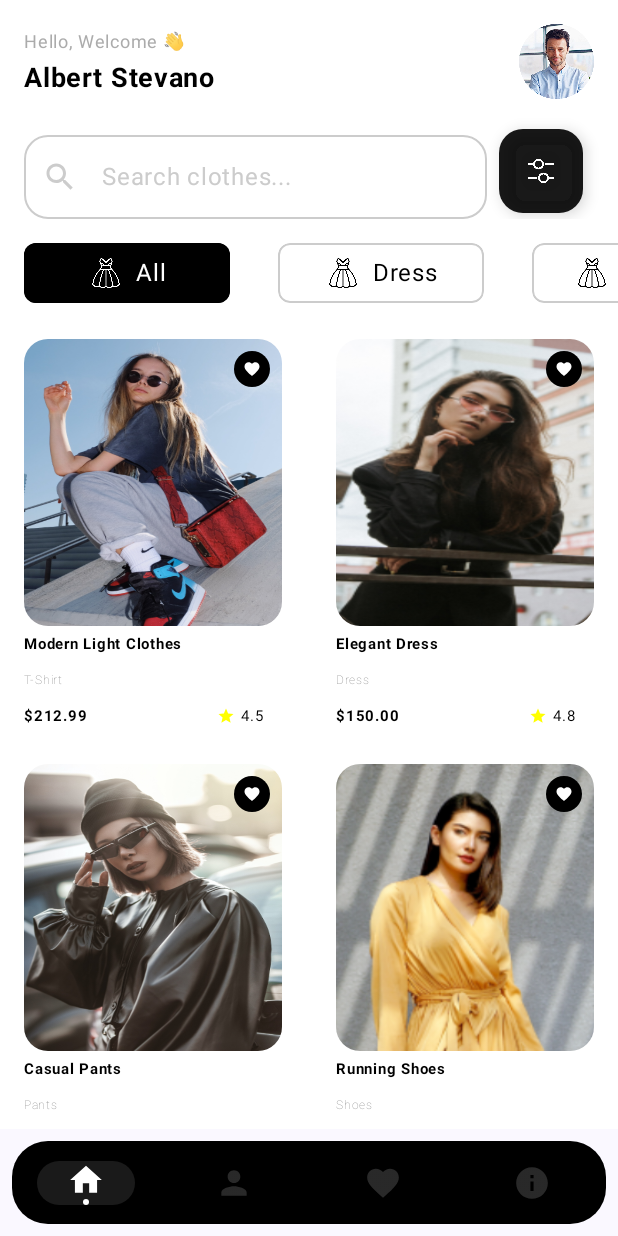
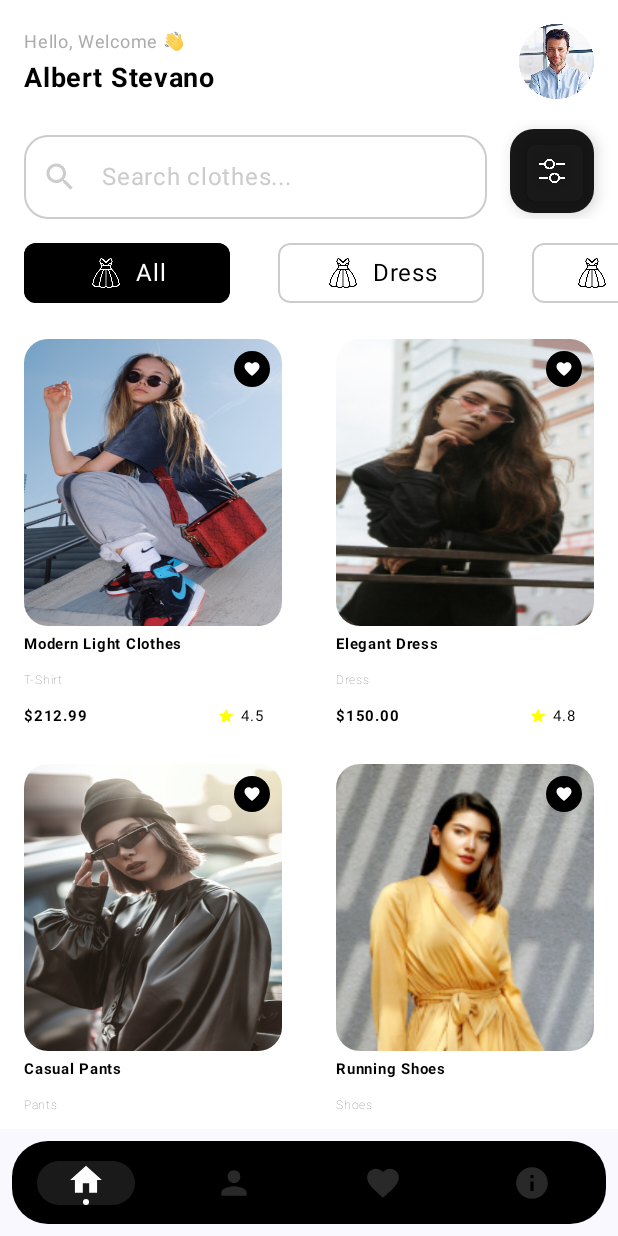
Before and after one commit to huseyinozkoc/Fashionly, an Android app built with Jetpack Compose: the screen it shows after launch (MainActivity), on a phone screen of 412 x 824 dp. Run offline under Robolectric (Android 15) with nearby library versions, the phone set to English and light mode, and no system bars; our stand-ins replace Dagger/Hilt's generated code.

Commit message:
Change align for floating button.

```diff
--- a/app/src/main/java/com/example/fashionly/ui/components/home/HomeSearchComponent.kt
+++ b/app/src/main/java/com/example/fashionly/ui/components/home/HomeSearchComponent.kt
@@ -92,7 +92,8 @@ fun HomeSearchComponent() {
                     FloatingActionButton(
                         onClick = { /*TODO: Add action*/ },
                         containerColor = Color.Black.copy(alpha = 0.90f),
-                        contentColor = Color.White
+                        contentColor = Color.White,
+                        modifier = Modifier.align(Alignment.BottomEnd)
                     ) {
                         Icon(
                             modifier = Modifier.size(24.dp),
```
